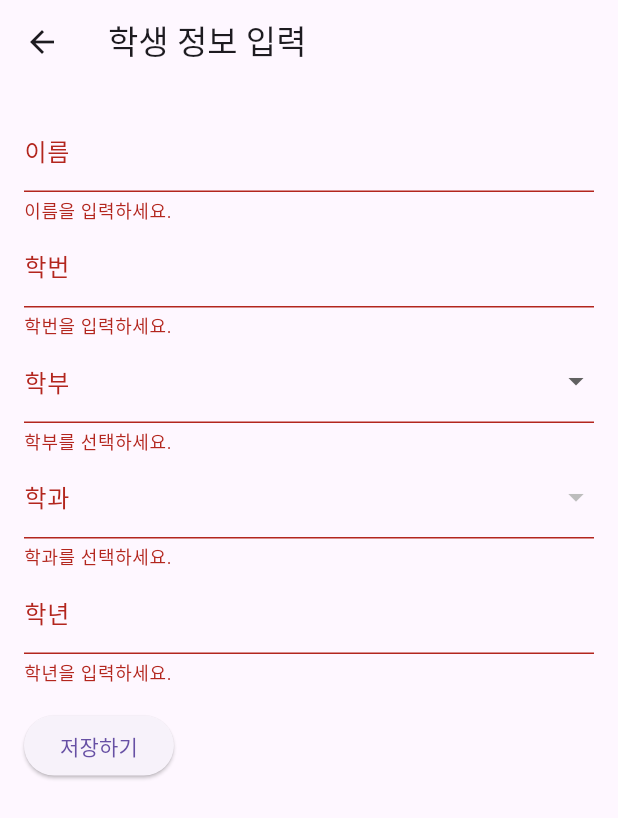
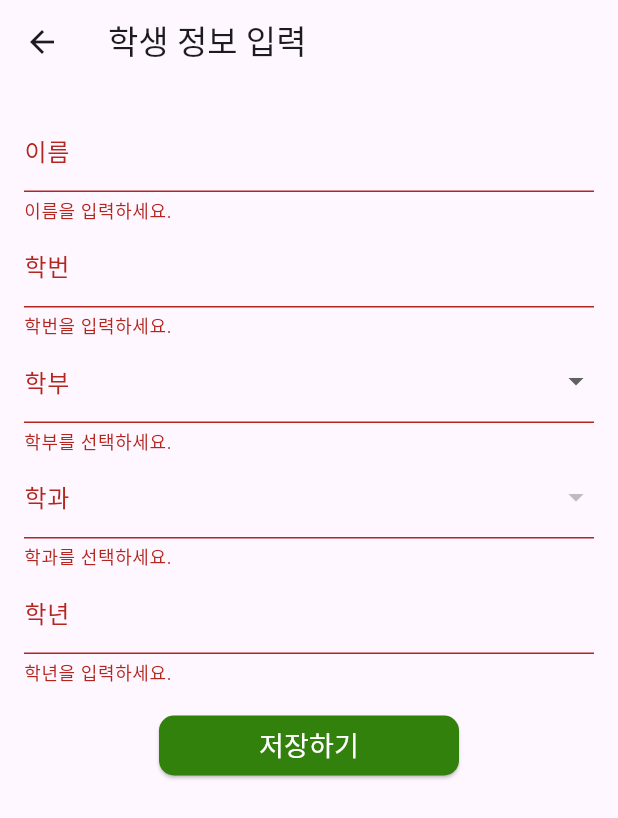
Before and after one commit to LightandSaltt/2024_capstone_design_teamPioneer, a Flutter app: the StuInformation screen opened directly, after a tap on "저장하기", on a phone screen of 412 x 824 dp. Shown: the top 818 px of the screen. Run offline on Flutter 3.47's test engine with Material 3 defaults, Android fonts, the phone set to English and light mode, and no system bars; our stand-ins replace firebase_auth, firebase_core, firebase_database, flutter_svg, google_sign_in, image_picker and 1 more; missing offline and left inert: naver_map_plugin; accounts and stored records are empty.

Commit message:
학생 정보입력 페이지 버튼 수정

```diff
--- a/lib/main.dart
+++ b/lib/main.dart
@@ -1,15 +1,12 @@
 import 'package:firebase_core/firebase_core.dart';
 import 'package:flutter/material.dart';
 import 'package:hansik_app/screens/hansik_main_page.dart';
-import 'package:hansik_app/screens/hnu_map.dart';
 import 'package:hansik_app/screens/inquiry.dart';
-import 'package:hansik_app/screens/login.dart';
 import 'package:hansik_app/screens/my_hansik_storage.dart';
 import 'package:hansik_app/screens/mypage.dart';
 import 'package:hansik_app/screens/notification.dart';
 import 'package:hansik_app/screens/payment_details.dart';
 import 'package:hansik_app/screens/profile_change.dart';
-import 'package:hansik_app/screens/stu_information.dart';
 
 import 'firebase_options.dart';
 
@@ -29,7 +26,7 @@ class MyApp extends StatelessWidget {
     return MaterialApp(
       title: 'hansik_app',
       debugShowCheckedModeBanner: false,
-      home: StuInformation(), // LoginScreen을 여기서 호출
+      home: HansikMainPage(), // LoginScreen을 여기서 호출
 
       routes: {
         '/profile_change': (context) => ProfileChangeScreen(),
--- a/lib/screens/stu_information.dart
+++ b/lib/screens/stu_information.dart
@@ -1,7 +1,6 @@
 import 'package:firebase_auth/firebase_auth.dart';
 import 'package:firebase_database/firebase_database.dart';
 import 'package:flutter/material.dart';
-
 import 'hansik_main_page.dart';
 
 class StuInformation extends StatefulWidget {
@@ -15,8 +14,8 @@ class _StuInformationState extends State<StuInformation> {
   final _studentIdController = TextEditingController();
   final _gradeController = TextEditingController();
 
-  String? _selectedDepartment; // 선택된 학부
-  String? _selectedMajor; // 선택된 학과
+  String? _selectedDepartment;
+  String? _selectedMajor;
 
   final Map<String, List<String>> _departments = {
     '문과대학': ['국어국문・창작학과', '영어영문학과', '응용영어콘텐츠학과', '일어일문학전공', '프랑스어문학전공', '문헌정보학과', '사학과', '기독교학과'],
@@ -34,9 +33,7 @@ class _StuInformationState extends State<StuInformation> {
   @override
   Widget build(BuildContext context) {
     return Scaffold(
-      appBar: AppBar(
-        title: Text('학생 정보 입력'),
-      ),
+      appBar: AppBar(title: const Text('학생 정보 입력')),
       body: SingleChildScrollView(
         child: Form(
           key: _formKey,
@@ -47,95 +44,76 @@ class _StuInformationState extends State<StuInformation> {
               children: <Widget>[
                 TextFormField(
                   controller: _nameController,
-                  decoration: InputDecoration(labelText: '이름'),
+                  decoration: const InputDecoration(labelText: '이름'),
                   validator: (value) {
-                    if (value == null || value.isEmpty) {
-                      return '이름을 입력하세요.';
-                    }
+                    if (value == null || value.isEmpty) return '이름을 입력하세요.';
                     return null;
                   },
                 ),
                 TextFormField(
                   controller: _studentIdController,
-                  decoration: InputDecoration(labelText: '학번'),
-                  keyboardType: TextInputType.number, // 숫자 키보드
+                  decoration: const InputDecoration(labelText: '학번'),
+                  keyboardType: TextInputType.number,
                   validator: (value) {
-                    if (value == null || value.isEmpty) {
-                      return '학번을 입력하세요.';
-                    }
-                    // 학번 형식에 맞는지 확인하는 추가적인 유효성 검사 로직
-                    //8자리 숫자형식
-                    if (!RegExp(r'^\d{8}$').hasMatch(value)) {
-                      return '올바른 학번 8자리를 입력해주세요.';
-                    }
-
+                    if (value == null || value.isEmpty) return '학번을 입력하세요.';
+                    if (!RegExp(r'^\d{8}$').hasMatch(value)) return '올바른 학번 8자리를 입력해주세요.';
                     return null;
                   },
                 ),
                 DropdownButtonFormField<String>(
                   value: _selectedDepartment,
-                  decoration: InputDecoration(labelText: '학부'),
+                  decoration: const InputDecoration(labelText: '학부'),
                   items: _departments.keys.map((String department) {
-                    return DropdownMenuItem<String>(
-                      value: department,
-                      child: Text(department),
-                    );
+                    return DropdownMenuItem<String>(value: department, child: Text(department));
                   }).toList(),
                   onChanged: (String? newValue) {
                     setState(() {
                       _selectedDepartment = newValue;
-                      _selectedMajor = null; // 학부 변경 시 학과 초기화
+                      _selectedMajor = null;
                     });
                   },
                   validator: (value) {
-                    if (value == null || value.isEmpty) {
-                      return '학부를 선택하세요.';
-                    }
+                    if (value == null || value.isEmpty) return '학부를 선택하세요.';
                     return null;
                   },
                 ),
                 DropdownButtonFormField<String>(
                   value: _selectedMajor,
-                  decoration: InputDecoration(labelText: '학과'),
+                  decoration: const InputDecoration(labelText: '학과'),
                   items: _selectedDepartment != null
                       ? _departments[_selectedDepartment]!.map((String major) {
-                    return DropdownMenuItem<String>(
-                      value: major,
-                      child: Text(major),
-                    );
+                    return DropdownMenuItem<String>(value: major, child: Text(major));
                   }).toList()
                       : [],
-                  onChanged: (String? newValue) {
-                    setState(() {
-                      _selectedMajor = newValue;
-                    });
+                  onChanged: (String? newValue) => setState(() => _selectedMajor = newValue),
+                  validator: (value) {
+                    if (value == null || value.isEmpty) return '학과를 선택하세요.';
+                    return null;
                   },
+                ),
+                TextFormField(
+                  controller: _gradeController,
+                  decoration: const InputDecoration(labelText: '학년'),
+                  keyboardType: TextInputType.number,
                   validator: (value) {
-                    if (value == null || value.isEmpty) {
-                      return '학과를 선택하세요.';
+                    if (value == null || value.isEmpty) return '학년을 입력하세요.';
+                    if (int.tryParse(value) == null || int.parse(value) <= 0 || int.parse(value) > 5) {
+                      return '1~4 사이의 숫자를 입력하세요.';
                     }
                     return null;
                   },
                 ),
-
-                TextFormField(
-                  controller: _gradeController,
-                  decoration: InputDecoration(labelText: '학년'),
-                  keyboardType: TextInputType.number, // 숫자 키보드
-                  validator: (value) {
-                    if (value == null || value.isEmpty) {
-                      return '학년을 입력하세요.';
-                    }
-                    if (int.tryParse(value) == null || int.parse(value) <= 0 || int.parse(value) > 5) {
-                      return '1~4 사이의숫자를 입력하세요.';
-                    }
-                    return null;
-                  },
+                Padding(
+                  padding: const EdgeInsets.only(bottom: 15.0, top: 16.0),
+                  child: Center(
+                    child: SizedBox(
+                      width: 200,
+                      child: ElevatedButton(
+                        style: ElevatedButton.styleFrom(
+                          backgroundColor: const Color(0xFF32810D),
+                          foregroundColor: Colors.white,
+                          shape: RoundedRectangleBorder(borderRadius: BorderRadius.circular(10.0)),
                         ),
-
-                Padding(
-                  padding: const EdgeInsets.symmetric(vertical: 16.0),
-                  child: ElevatedButton(
                         onPressed: () async {
                           if (_formKey.currentState!.validate()) {
                             try {
@@ -149,19 +127,19 @@ class _StuInformationState extends State<StuInformation> {
                                   'grade': _gradeController.text,
                                 });
 
-                            // 정보 입력 후 HansikMainPage로 이동
-                            Navigator.pushReplacement(
-                              context,
-                              MaterialPageRoute(builder: (context) => HansikMainPage()),
-                            );
+                                Navigator.pushReplacement(context, MaterialPageRoute(builder: (context) => HansikMainPage()));
                               }
                             } catch (e) {
                               print("Error saving user data: $e");
-                          // 오류 처리 (예: 사용자에게 오류 메시지 표시)
                             }
                           }
                         },
-                    child: Text('저장하기'),
+                        child: const Text(
+                          '저장하기',
+                          style: TextStyle(fontSize: 18), // 폰트 크기 설정 (원하는 크기로 변경)
+                        ),
+                      ),
+                    ),
                   ),
                 ),
               ],
```
Lines whose indentation alone changed are shown as unchanged.
